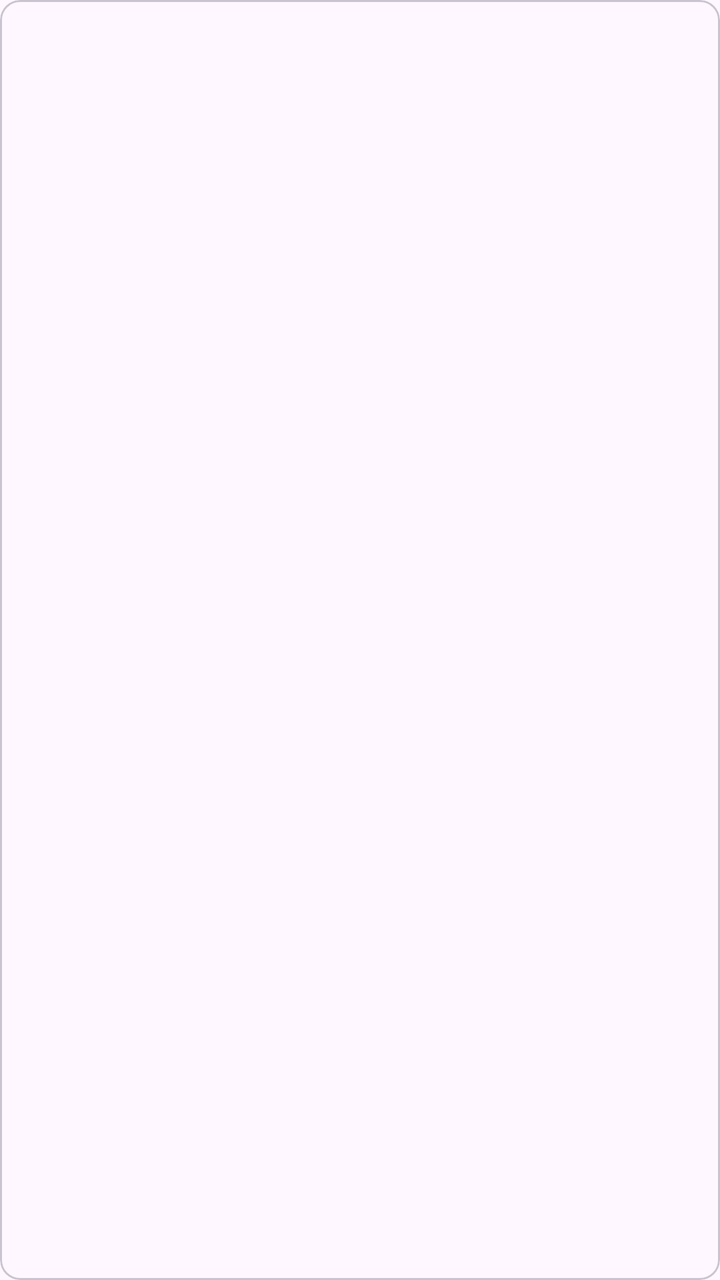
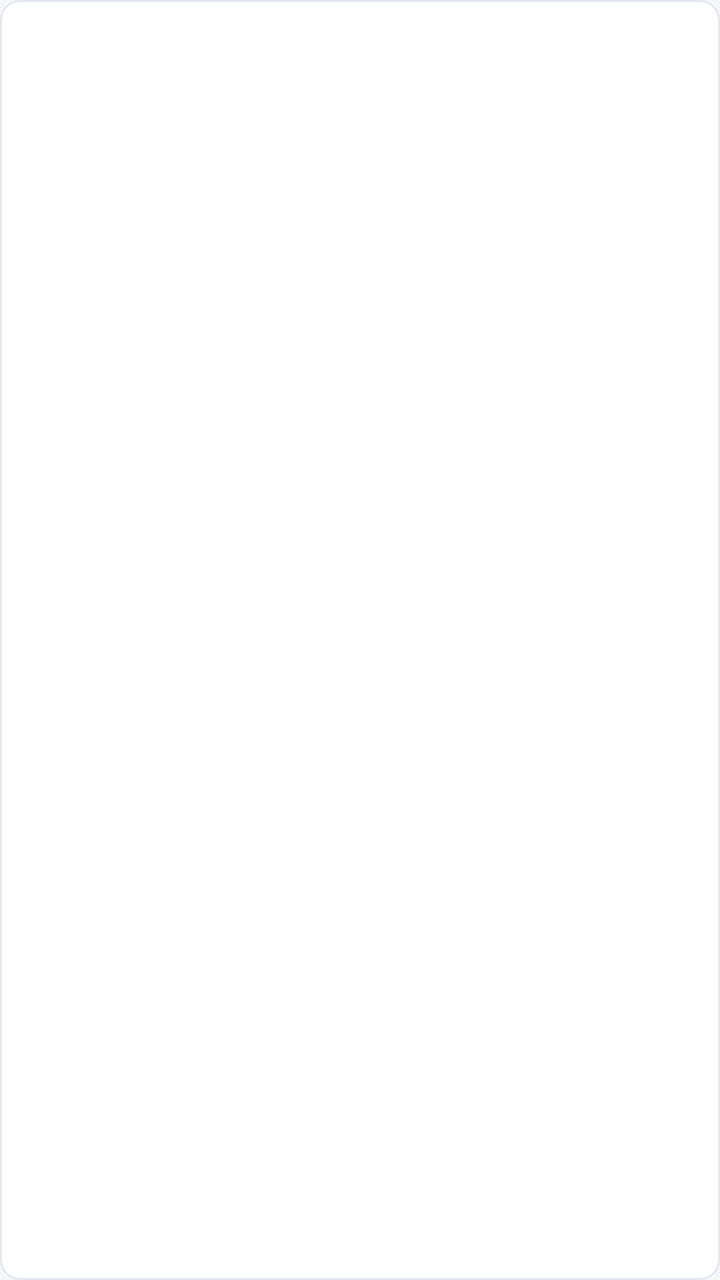

Two renders of the same Android screen: before a commit and after it. Below are the layout's source before the change and the commit's diff.
<!-- AndroidManifest.xml: application theme Theme.PKotlinApp -->
<!-- res/layout/item_rule_event.xml -->
<?xml version="1.0" encoding="utf-8"?>
<com.google.android.material.card.MaterialCardView xmlns:android="http://schemas.android.com/apk/res/android"
    xmlns:app="http://schemas.android.com/apk/res-auto"
    android:layout_width="match_parent"
    android:layout_height="wrap_content"
    android:layout_marginBottom="6dp"
    app:cardCornerRadius="10dp"
    app:cardElevation="0dp">

    <LinearLayout
        android:layout_width="match_parent"
        android:layout_height="wrap_content"
        android:orientation="vertical"
        android:padding="12dp">

        <TextView
            android:id="@+id/eventMessage"
            android:layout_width="match_parent"
            android:layout_height="wrap_content"
            android:textAppearance="?attr/textAppearanceBodyMedium" />

        <TextView
            android:id="@+id/eventMeta"
            android:layout_width="match_parent"
            android:layout_height="wrap_content"
            android:layout_marginTop="2dp"
            android:textAppearance="?attr/textAppearanceBodySmall"
            android:textColor="@color/text_secondary" />

    </LinearLayout>

</com.google.android.material.card.MaterialCardView>
<!-- resources referenced by this layout -->
<resources>
  <color name="text_secondary">#6B7280</color>
  <style name="Theme.PKotlinApp" parent="Theme.Material3.DayNight.NoActionBar">
          <item name="android:windowBackground">?attr/colorSurface</item>
      </style>
</resources>

<!-- the commit's change to res/layout/item_rule_event.xml (unified diff, before → after) -->
@@ -1,5 +1,6 @@
 <?xml version="1.0" encoding="utf-8"?>
-<com.google.android.material.card.MaterialCardView xmlns:android="http://schemas.android.com/apk/res/android"
+<com.google.android.material.card.MaterialCardView
+    style="@style/Widget.App.Card" xmlns:android="http://schemas.android.com/apk/res/android"
     xmlns:app="http://schemas.android.com/apk/res-auto"
     android:layout_width="match_parent"
     android:layout_height="wrap_content"
@@ -17,14 +18,14 @@
             android:id="@+id/eventMessage"
             android:layout_width="match_parent"
             android:layout_height="wrap_content"
-            android:textAppearance="?attr/textAppearanceBodyMedium" />
+            android:textAppearance="@style/TextAppearance.App.Body" />
 
         <TextView
             android:id="@+id/eventMeta"
             android:layout_width="match_parent"
             android:layout_height="wrap_content"
             android:layout_marginTop="2dp"
-            android:textAppearance="?attr/textAppearanceBodySmall"
+            android:textAppearance="@style/TextAppearance.App.Caption"
             android:textColor="@color/text_secondary" />
 
     </LinearLayout>
<!-- resource entries referenced after the edit -->
@@ -1,8 +1,116 @@
 <!-- resources referenced by this layout -->
 <resources>
-  <color name="text_secondary">#6B7280</color>
+  <color name="text_secondary">#475467</color>
+  <style name="TextAppearance.App.Body" parent="@android:style/TextAppearance">
+          <item name="android:textSize">17sp</item>
+          <item name="android:textColor">@color/text_primary</item>
+          <item name="android:fontFamily">sans-serif</item>
+          <item name="android:lineSpacingExtra">7dp</item>
+          <item name="android:lineSpacingMultiplier">1.0</item>
+      </style>
+  <style name="TextAppearance.App.Caption" parent="@android:style/TextAppearance">
+          <item name="android:textSize">13sp</item>
+          <item name="android:textColor">@color/text_secondary</item>
+          <item name="android:fontFamily">sans-serif</item>
+          <item name="android:lineSpacingExtra">5dp</item>
+          <item name="android:lineSpacingMultiplier">1.0</item>
+      </style>
+  <style name="Widget.App.Card" parent="Widget.Material3.CardView.Outlined">
+          <item name="cardBackgroundColor">@color/surface</item>
+          <item name="strokeColor">@color/divider</item>
+          <item name="strokeWidth">@dimen/stroke_1</item>
+          <item name="cardCornerRadius">@dimen/radius_12</item>
+          <item name="cardElevation">@dimen/elevation_0</item>
+          <item name="android:stateListAnimator">@null</item>
+          <item name="rippleColor">@color/overlay_pressed</item>
+      </style>
   <style name="Theme.PKotlinApp" parent="Theme.Material3.DayNight.NoActionBar">
-          <item name="android:windowBackground">?attr/colorSurface</item>
+          <item name="android:windowBackground">@color/canvas</item>
+          <item name="android:statusBarColor">@android:color/transparent</item>
+          <item name="android:navigationBarColor">@color/canvas</item>
+          <item name="android:colorAccent">@color/primary</item>
+  
+          <item name="colorPrimary">@color/primary</item>
+          <item name="colorOnPrimary">@color/on_primary</item>
+          <item name="colorPrimaryContainer">@color/chart_band</item>
+          <item name="colorOnPrimaryContainer">@color/primary_text</item>
+          <item name="colorSecondary">@color/primary</item>
+          <item name="colorOnSecondary">@color/on_primary</item>
+          <item name="colorSurface">@color/surface</item>
+          <item name="colorSurfaceVariant">@color/surface_sunken</item>
+          <item name="colorOnSurface">@color/text_primary</item>
+          <item name="colorOnSurfaceVariant">@color/text_secondary</item>
+          <item name="colorOutline">@color/border</item>
+          <item name="colorError">@color/danger</item>
+          <item name="colorErrorContainer">@color/danger_bg</item>
+          <item name="colorOnErrorContainer">@color/danger</item>
+          <item name="android:textColorPrimary">@color/text_primary</item>
+          <item name="android:textColorSecondary">@color/text_secondary</item>
+          <item name="android:textColorHint">@color/text_tertiary</item>
+  
+          <item name="materialButtonStyle">@style/Widget.App.Button.Primary</item>
+          <item name="materialButtonOutlinedStyle">@style/Widget.App.Button.Secondary</item>
+          <item name="materialCardViewStyle">@style/Widget.App.Card</item>
+          <item name="chipStyle">@style/Widget.App.Chip</item>
       </style>
+  <color name="text_primary">#101828</color>
+  <color name="surface">#FFFFFF</color>
+  <color name="divider">#E4E7EC</color>
+  <dimen name="stroke_1">1dp</dimen>
+  <dimen name="radius_12">12dp</dimen>
+  <dimen name="elevation_0">0dp</dimen>
+  <color name="overlay_pressed">#0F101828</color>
+  <color name="canvas">#F4F6F9</color>
+  <color name="primary">#175CD3</color>
+  <color name="on_primary">#FFFFFF</color>
+  <color name="chart_band">#E8EFFB</color>
+  <color name="primary_text">#175CD3</color>
+  <color name="surface_sunken">#EEF1F5</color>
+  <color name="border">#D0D5DD</color>
+  <color name="danger">#B42318</color>
+  <color name="danger_bg">#FEF3F2</color>
+  <color name="text_tertiary">#667085</color>
+  <style name="Widget.App.Button.Primary" parent="Widget.Material3.Button">
+          <item name="android:minHeight">@dimen/button_h</item>
+          <item name="android:insetTop">0dp</item>
+          <item name="android:insetBottom">0dp</item>
+          <item name="android:elevation">0dp</item>
+          <item name="android:textAppearance">@style/TextAppearance.App.Button</item>
+          <item name="backgroundTint">@color/btn_primary_bg</item>
+          <item name="android:textColor">@color/btn_primary_text</item>
+          <item name="cornerRadius">@dimen/radius_12</item>
+          <item name="rippleColor">@color/overlay_pressed</item>
+      </style>
+  <style name="Widget.App.Button.Secondary" parent="Widget.Material3.Button.OutlinedButton">
+          <item name="android:minHeight">@dimen/button_h</item>
+          <item name="android:insetTop">0dp</item>
+          <item name="android:insetBottom">0dp</item>
+          <item name="android:elevation">0dp</item>
+          <item name="android:textAppearance">@style/TextAppearance.App.Button</item>
+          <item name="backgroundTint">@android:color/transparent</item>
+          <item name="android:textColor">@color/btn_secondary_text</item>
+          <item name="strokeColor">@color/border_strong</item>
+          <item name="strokeWidth">@dimen/stroke_1</item>
+          <item name="cornerRadius">@dimen/radius_12</item>
+          <item name="rippleColor">@color/overlay_pressed</item>
+      </style>
+  <style name="Widget.App.Chip" parent="Widget.Material3.Chip.Filter">
+          <item name="chipBackgroundColor">@color/chip_bg</item>
+          <item name="chipStrokeColor">@color/chip_stroke</item>
+          <item name="chipStrokeWidth">@dimen/stroke_1</item>
+          <item name="android:textAppearance">@style/TextAppearance.App.Caption</item>
+          <item name="android:textColor">@color/chip_text</item>
+          <item name="chipMinHeight">@dimen/chip_h</item>
+          <item name="chipCornerRadius">@dimen/radius_pill</item>
+          <item name="checkedIconVisible">false</item>
+      </style>
+  <dimen name="button_h">48dp</dimen>
+  <style name="TextAppearance.App.Button" parent="@style/TextAppearance.App.Body">
+          <item name="android:fontFamily">sans-serif-medium</item>
+          <item name="android:lineSpacingExtra">0dp</item>
+      </style>
+  <color name="border_strong">#8A93A2</color>
+  <dimen name="chip_h">32dp</dimen>
+  <dimen name="radius_pill">999dp</dimen>
 </resources>
 
